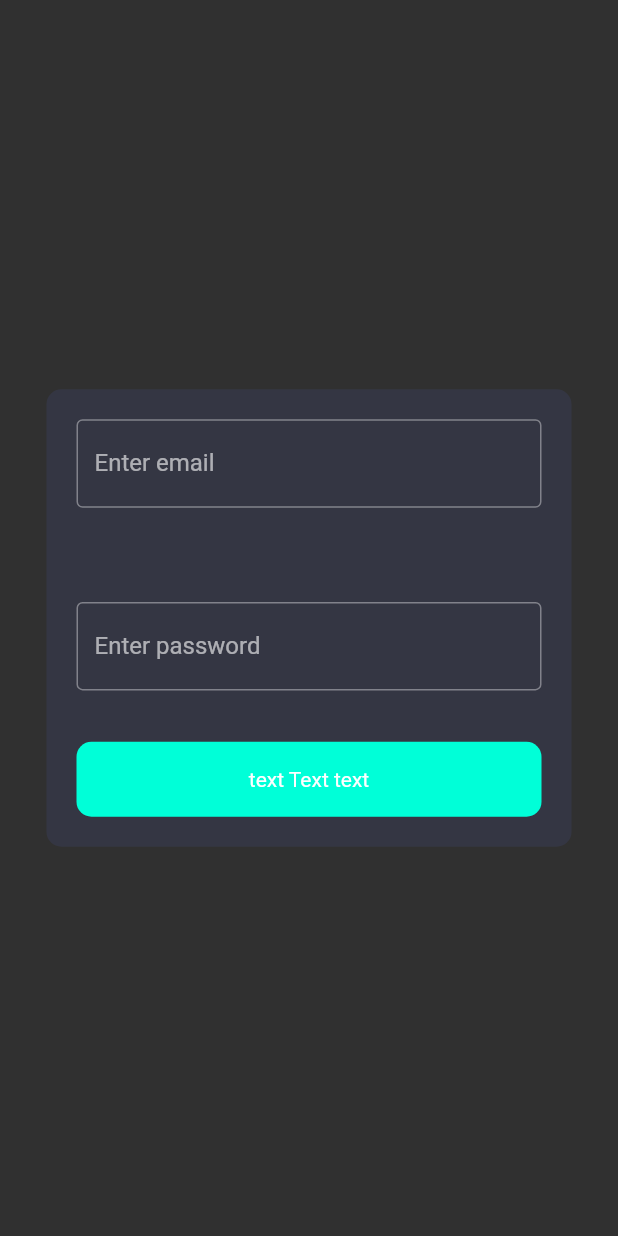
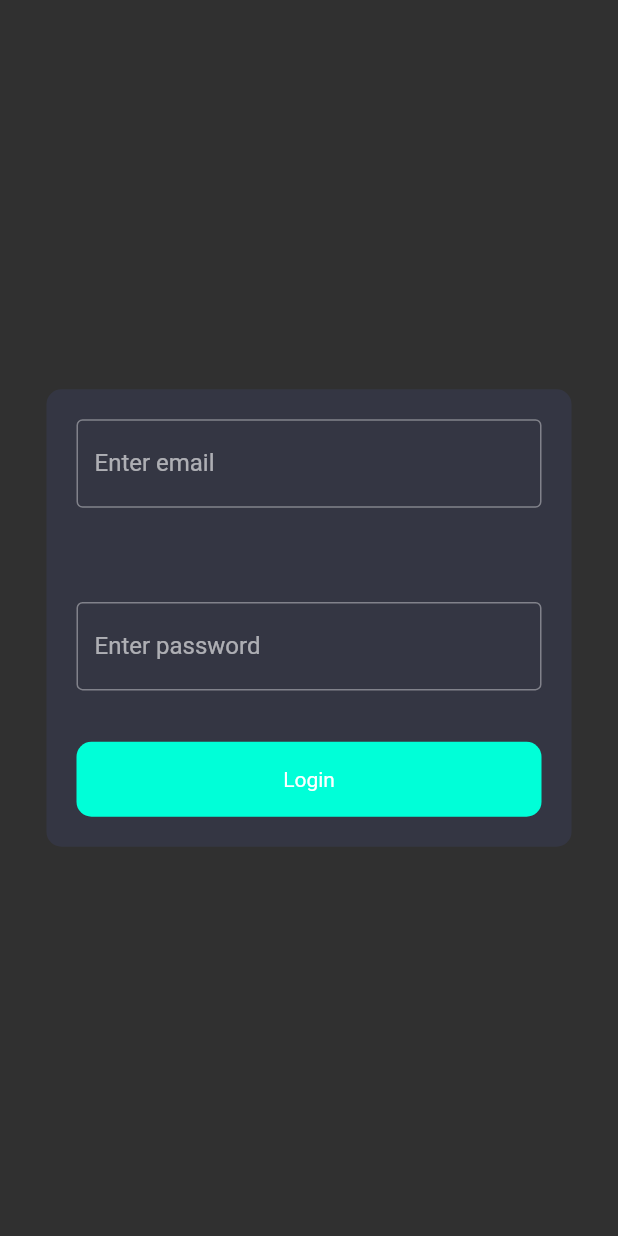
Before and after one commit to nico-dkd/NotesDesktop, a Flutter app: the screen it shows after launch, on a phone screen of 412 x 824 dp. Run offline on Flutter 3.47's test engine with Material 2 defaults, Android fonts, the phone set to English and light mode, and no system bars.

Commit message:
added login funcionality

```diff
--- /dev/null
+++ b/lib/Token.dart
@@ -0,0 +1,8 @@
+class Token {
+
+final String bearer;
+
+  Token({bearer}): this.bearer = "Bearer " + bearer;
+    Token.fromJson(Map<String, dynamic> json)
+    : bearer = "Bearer " + json['token'];
+}
--- a/lib/login.dart
+++ b/lib/login.dart
@@ -1,5 +1,8 @@
 import 'package:fetch_json/loginCard.dart';
 import 'package:flutter/material.dart';
+import 'Token.dart';
+
+Token token;
 
 class Login extends StatefulWidget {
   @override
--- a/lib/loginCard.dart
+++ b/lib/loginCard.dart
@@ -1,3 +1,7 @@
+import 'package:fetch_json/Token.dart';
+import 'package:fetch_json/login.dart';
+import 'mainFetchData.dart';
+
 import 'package:flutter/material.dart';
 import 'package:http/http.dart' as http;
 import 'dart:convert';
@@ -22,8 +26,12 @@ class _LoginCard extends State<LoginCard> {
       'Authorization': basicHeader
     });
     if (response.statusCode == 200) {
+      Map tokenMap = jsonDecode(response.body);
+      Token fetchedToken = Token.fromJson(tokenMap);
       setState(() {
+        token = fetchedToken;
         isVisable = true;
+        Navigator.push(context, MaterialPageRoute(builder: (context) => MainFetchData()),);
       });
     } else {
       print(response.statusCode);
@@ -89,7 +97,7 @@ class _LoginCard extends State<LoginCard> {
               child: Container(
                 child: Center(
                   child: Text(
-                    'text Text text',
+                    'Login',
                     textAlign: TextAlign.center,
                   ),
                 ),
--- a/lib/main.dart
+++ b/lib/main.dart
@@ -17,6 +17,9 @@ class MyApp extends StatelessWidget {
         primarySwatch: Colors.blue,
       ),
       home: Login(),//MyHomePage(title: 'Flutter Demo Home Page'),
+      routes: <String, WidgetBuilder> {
+        '/fetchData': (BuildContext context) => MainFetchData(),
+      },
     );
   }
 }
--- a/lib/mainFetchData.dart
+++ b/lib/mainFetchData.dart
@@ -3,6 +3,7 @@ import 'dart:convert';
 
 import 'package:flutter/material.dart';
 import 'package:http/http.dart' as http;
+import 'login.dart';
 
 class MainFetchData extends StatefulWidget {
   @override
@@ -21,7 +22,7 @@ class _MainFetchDataState extends State<MainFetchData> {
     final response =
         await http.get('http://localhost:8080/api/users/notes', headers: {
       'Content-Type': 'application/json',
-      'Authorization': "Bearer mFnIA4pn6LRqIFLzC89glQ=="
+      'Authorization': token.bearer,
     });
     if (response.statusCode == 200) {
       list = (json.decode(response.body) as List)
```
